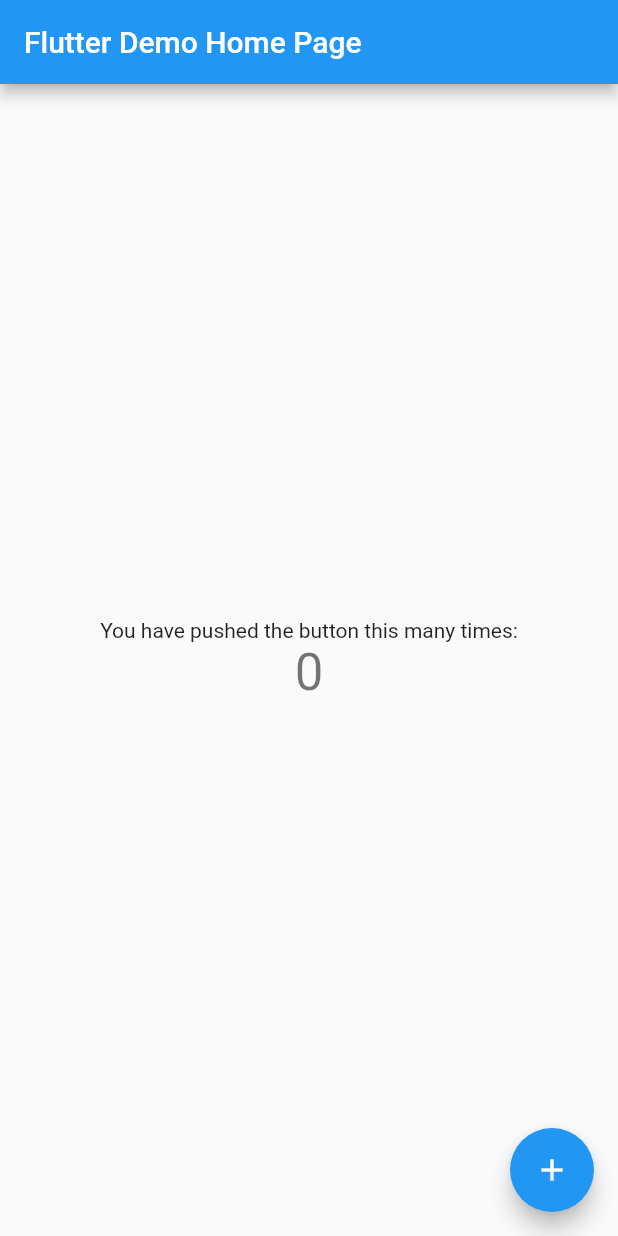
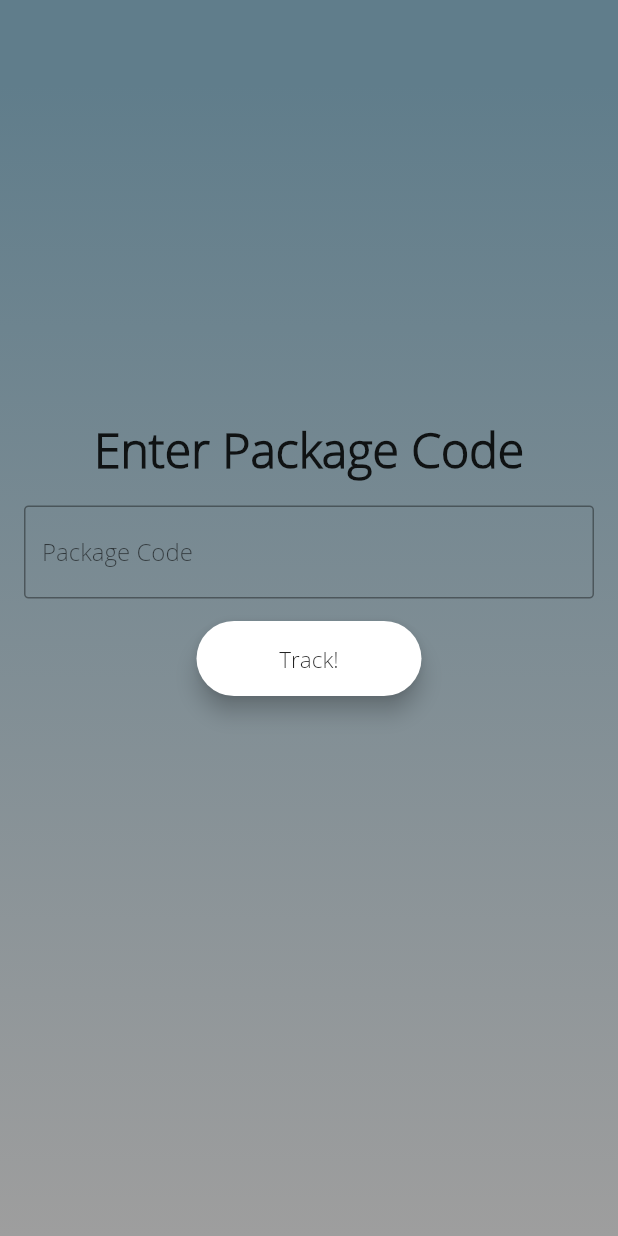
Before and after one commit to hamesjan/HackitShipit, a Flutter app: the screen it shows after launch, on a phone screen of 412 x 824 dp. Run offline on Flutter 3.47's test engine with Material 2 defaults, Android fonts, the phone set to English and light mode, and no system bars.

Commit message:
adding some ui

```diff
--- a/lib/main.dart
+++ b/lib/main.dart
@@ -1,4 +1,5 @@
 import 'package:flutter/material.dart';
+import 'package:hisi/pages/enter_number.dart';
 
 void main() {
   runApp(MyApp());
@@ -10,7 +11,9 @@
   Widget build(BuildContext context) {
     return MaterialApp(
       title: 'Flutter Demo',
+      debugShowCheckedModeBanner: false,
       theme: ThemeData(
+        fontFamily: 'OpenSans',
         // This is the theme of your application.
         //
         // Try running your application with "flutter run". You'll see the
@@ -22,92 +25,7 @@
         // is not restarted.
         primarySwatch: Colors.blue,
       ),
-      home: MyHomePage(title: 'Flutter Demo Home Page'),
+      home: EnterNumber(),
     );
   }
 }
-
-class MyHomePage extends StatefulWidget {
-  MyHomePage({Key key, this.title}) : super(key: key);
-
-  // This widget is the home page of your application. It is stateful, meaning
-  // that it has a State object (defined below) that contains fields that affect
-  // how it looks.
-
-  // This class is the configuration for the state. It holds the values (in this
-  // case the title) provided by the parent (in this case the App widget) and
-  // used by the build method of the State. Fields in a Widget subclass are
-  // always marked "final".
-
-  final String title;
-
-  @override
-  _MyHomePageState createState() => _MyHomePageState();
-}
-
-class _MyHomePageState extends State<MyHomePage> {
-  int _counter = 0;
-
-  void _incrementCounter() {
-    setState(() {
-      // This call to setState tells the Flutter framework that something has
-      // changed in this State, which causes it to rerun the build method below
-      // so that the display can reflect the updated values. If we changed
-      // _counter without calling setState(), then the build method would not be
-      // called again, and so nothing would appear to happen.
-      _counter++;
-    });
-  }
-
-  @override
-  Widget build(BuildContext context) {
-    // This method is rerun every time setState is called, for instance as done
-    // by the _incrementCounter method above.
-    //
-    // The Flutter framework has been optimized to make rerunning build methods
-    // fast, so that you can just rebuild anything that needs updating rather
-    // than having to individually change instances of widgets.
-    return Scaffold(
-      appBar: AppBar(
-        // Here we take the value from the MyHomePage object that was created by
-        // the App.build method, and use it to set our appbar title.
-        title: Text(widget.title),
-      ),
-      body: Center(
-        // Center is a layout widget. It takes a single child and positions it
-        // in the middle of the parent.
-        child: Column(
-          // Column is also a layout widget. It takes a list of children and
-          // arranges them vertically. By default, it sizes itself to fit its
-          // children horizontally, and tries to be as tall as its parent.
-          //
-          // Invoke "debug painting" (press "p" in the console, choose the
-          // "Toggle Debug Paint" action from the Flutter Inspector in Android
-          // Studio, or the "Toggle Debug Paint" command in Visual Studio Code)
-          // to see the wireframe for each widget.
-          //
-          // Column has various properties to control how it sizes itself and
-          // how it positions its children. Here we use mainAxisAlignment to
-          // center the children vertically; the main axis here is the vertical
-          // axis because Columns are vertical (the cross axis would be
-          // horizontal).
-          mainAxisAlignment: MainAxisAlignment.center,
-          children: <Widget>[
-            Text(
-              'You have pushed the button this many times:',
-            ),
-            Text(
-              '$_counter',
-              style: Theme.of(context).textTheme.headline4,
-            ),
-          ],
-        ),
-      ),
-      floatingActionButton: FloatingActionButton(
-        onPressed: _incrementCounter,
-        tooltip: 'Increment',
-        child: Icon(Icons.add),
-      ), // This trailing comma makes auto-formatting nicer for build methods.
-    );
-  }
-}
--- /dev/null
+++ b/lib/pages/enter_number.dart
@@ -0,0 +1,71 @@
+import 'package:flutter/material.dart';
+import 'package:flutter/cupertino.dart';
+import 'package:hisi/widgets/custom_button.dart';
+import 'package:hisi/pages/home.dart';
+
+class EnterNumber extends StatefulWidget {
+  @override
+  _EnterNumberState createState() => _EnterNumberState();
+}
+
+class _EnterNumberState extends State<EnterNumber> {
+  String code;
+
+  @override
+  Widget build(BuildContext context) {
+    return Scaffold(
+      appBar: AppBar(elevation: 0, backgroundColor: Colors.blueGrey,),
+      body: Container(
+        padding: EdgeInsets.all(16),
+        width: MediaQuery.of(context).size.width,
+        height: MediaQuery.of(context).size.height,
+        decoration: BoxDecoration(
+          gradient: LinearGradient(
+            begin: Alignment.topCenter,
+            end: Alignment.bottomCenter,
+            colors: [
+              Colors.blueGrey,
+              Colors.grey
+            ]
+          )
+        ),
+        child: Column(
+          children: <Widget>[
+            SizedBox(height: MediaQuery.of(context).size.height/ 4,),
+            Text('Enter Package Code',textAlign:TextAlign.center,style: TextStyle(
+              fontWeight: FontWeight.bold,
+              fontSize: 32,
+//              color: Colors.white
+            ),),
+            SizedBox(height: 15,),
+            TextField(
+                onChanged: (value) => code = value,
+                decoration: InputDecoration(
+//                    icon: Icon(Icons.person),
+                    border: OutlineInputBorder(
+                        borderRadius: BorderRadius.all(Radius.circular(3))
+                    ),
+                    hintText: 'Package Code',
+                    fillColor: Colors.deepPurpleAccent
+                )
+            ),
+            SizedBox(
+              height: 15,
+            ),
+            CustomButton(
+              text: 'Track!',
+              callback: (){
+                Navigator.pop(context);
+                Navigator.push(context,
+                MaterialPageRoute(
+                  builder: (BuildContext context) => Home()
+                )
+                );
+              },
+            )
+          ],
+        ),
+      ),
+    );
+  }
+}
--- /dev/null
+++ b/lib/widgets/custom_button.dart
@@ -0,0 +1,40 @@
+import 'package:flutter/cupertino.dart';
+import 'package:flutter/material.dart';
+
+class CustomButton extends StatelessWidget {
+  final VoidCallback callback;
+  final String text;
+
+  const CustomButton({Key key, this.callback, this.text}) : super(key: key);
+  @override
+  Widget build(BuildContext context) {
+    return ButtonTheme(
+      shape: StadiumBorder(),
+      minWidth: 150,
+      height: 50,
+      child: RaisedButton(
+        color: Colors.white,
+        elevation: 6,
+        child: Text(text, style: TextStyle(
+            fontSize: 15
+        ),),
+
+        onPressed: callback,
+      ),
+    );
+  }
+}
+
+
+class SendButton extends StatelessWidget {
+  final Icon icon;
+  final VoidCallback callback;
+  const SendButton({Key key, this.icon, this.callback}) : super(key: key);
+  @override
+  Widget build(BuildContext context) {
+    return IconButton(
+      icon: icon,
+      onPressed: callback,
+    );
+  }
+}
```
Also changed, not shown: lib/pages/contact.dart (added, +16 -0 lines), lib/pages/graphs.dart (added, +16 -0 lines), lib/pages/home.dart (added, +92 -0 lines), lib/pages/map_page.dart (added, +16 -0 lines), pubspec.yaml (+18 -24 lines), fonts/OpenSans-Light.ttf (added).
